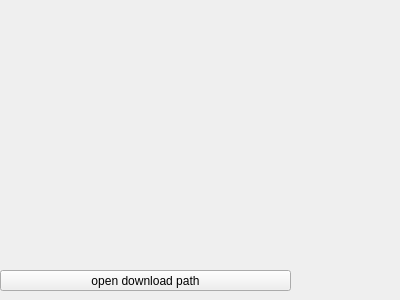
This is src/spark-driver-management/download.ui in vmomenv/spark-driver-management as Qt 5 draws it before an edit. The edited form follows.
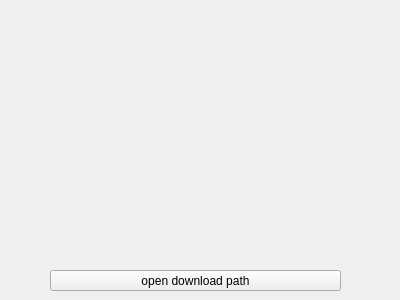
This is the edited form.

Commit message: update:更新download控件

Patch:
```diff
--- a/src/spark-driver-management/download.ui
+++ b/src/spark-driver-management/download.ui
@@ -16,7 +16,7 @@
   <widget class="QPushButton" name="pushButton">
    <property name="geometry">
     <rect>
-     <x>0</x>
+     <x>50</x>
      <y>270</y>
      <width>291</width>
      <height>21</height>
```
